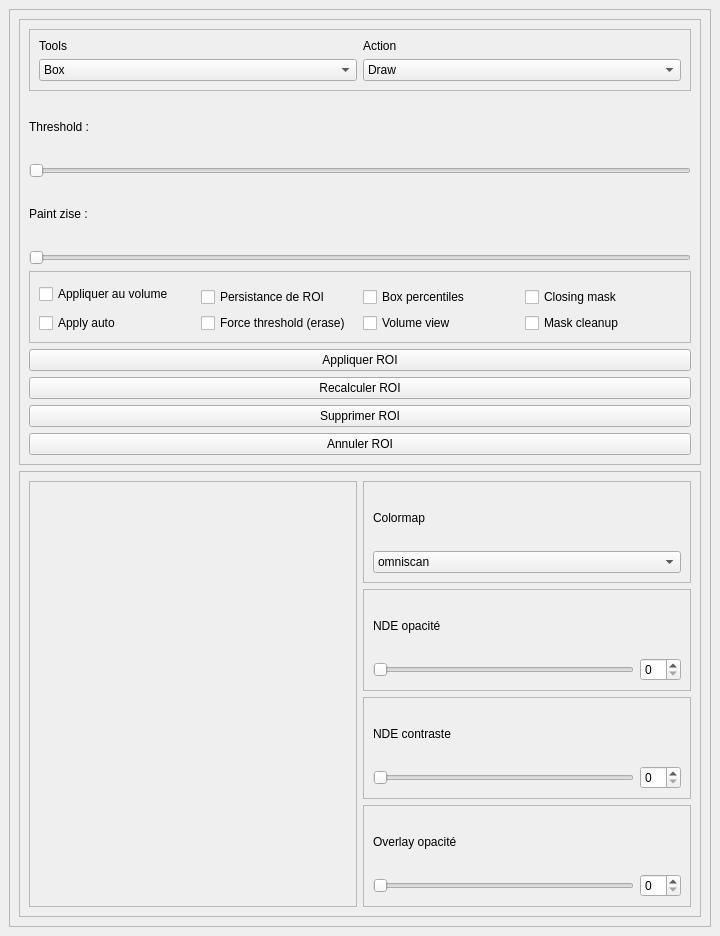
This is toolspanel.ui in ostidepeignecul/segmentation-tool as Qt 5 draws it before an edit. The edited form follows.
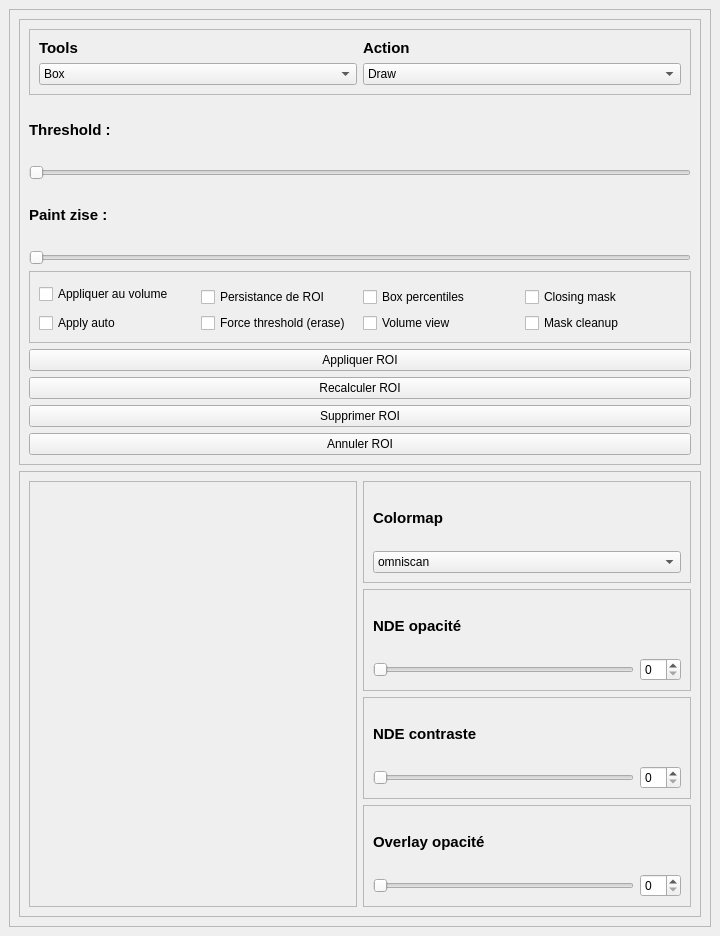
This is the edited form. Custom widgets are drawn as their Qt base class.

Commit message: Tools panel labels dynamiques en deux colonnes

What changed in the file:
```diff
--- a/toolspanel.ui
+++ b/toolspanel.ui
@@ -59,6 +59,12 @@
              <layout class="QGridLayout" name="gridLayout_6">
               <item row="1" column="1">
                <widget class="QLabel" name="label">
+                <property name="font">
+                 <font>
+                  <pointsize>11</pointsize>
+                  <bold>true</bold>
+                 </font>
+                </property>
                 <property name="text">
                  <string>Action</string>
                 </property>
@@ -105,6 +111,12 @@
               </item>
               <item row="1" column="0">
                <widget class="QLabel" name="label_8">
+                <property name="font">
+                 <font>
+                  <pointsize>11</pointsize>
+                  <bold>true</bold>
+                 </font>
+                </property>
                 <property name="text">
                  <string>Tools</string>
                 </property>
@@ -129,6 +141,12 @@
            </item>
            <item>
             <widget class="QLabel" name="label_2">
+             <property name="font">
+              <font>
+               <pointsize>11</pointsize>
+               <bold>true</bold>
+              </font>
+             </property>
              <property name="text">
               <string>Threshold :</string>
              </property>
@@ -143,6 +161,12 @@
            </item>
            <item>
             <widget class="QLabel" name="label_6">
+             <property name="font">
+              <font>
+               <pointsize>11</pointsize>
+               <bold>true</bold>
+              </font>
+             </property>
              <property name="text">
               <string>Paint zise : </string>
              </property>
@@ -308,6 +332,12 @@
               </item>
               <item row="0" column="0">
                <widget class="QLabel" name="label_12">
+                <property name="font">
+                 <font>
+                  <pointsize>11</pointsize>
+                  <bold>true</bold>
+                 </font>
+                </property>
                 <property name="text">
                  <string>NDE contraste</string>
                 </property>
@@ -345,7 +375,13 @@
                <widget class="QSpinBox" name="spinBox_4"/>
               </item>
               <item row="0" column="0">
-               <widget class="QLabel" name="label_9">
+               <widget class="QLabel" name="label_10">
+                <property name="font">
+                 <font>
+                  <pointsize>11</pointsize>
+                  <bold>true</bold>
+                 </font>
+                </property>
                 <property name="text">
                  <string>Overlay opacité</string>
                 </property>
@@ -374,6 +410,14 @@
               </property>
               <item>
                <widget class="QLabel" name="label_11">
+                <property name="font">
+                 <font>
+                  <pointsize>11</pointsize>
+                  <italic>false</italic>
+                  <bold>true</bold>
+                  <underline>false</underline>
+                 </font>
+                </property>
                 <property name="text">
                  <string>Colormap</string>
                 </property>
@@ -422,7 +466,13 @@
                </widget>
               </item>
               <item row="0" column="0">
-               <widget class="QLabel" name="label_10">
+               <widget class="QLabel" name="label_9">
+                <property name="font">
+                 <font>
+                  <pointsize>11</pointsize>
+                  <bold>true</bold>
+                 </font>
+                </property>
                 <property name="text">
                  <string>NDE opacité</string>
                 </property>
```
Left out of the diff: 74 changed lines with no effect on the pictures. The commit also changes 4 other files.
